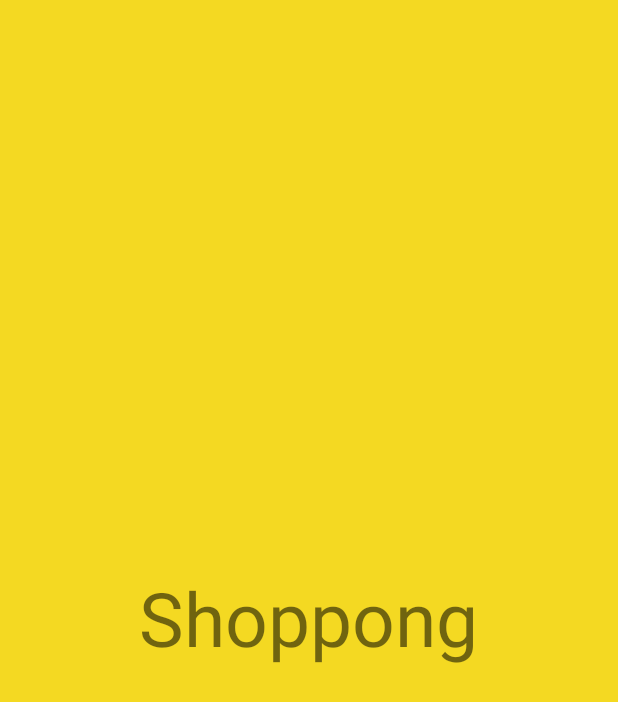
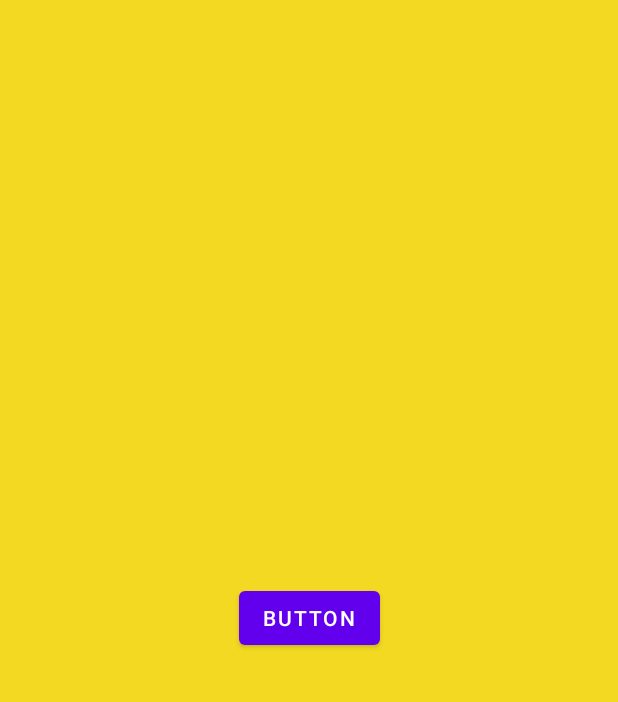
Before and after one commit to quangBoy2x/MyIherb, an Android app: the fragment TabShopping shown on its own in the app's theme, on a phone screen of 412 x 824 dp. Shown: the top 702 px of the screen. Run offline under Robolectric (Android 15) with nearby library versions, the phone set to English and light mode, and no system bars; network calls fail.

Commit message:
done Progress Shopping Cart core

```diff
--- a/app/src/main/java/com/example/project_thuc_tap/TabShopping.java
+++ b/app/src/main/java/com/example/project_thuc_tap/TabShopping.java
@@ -1,11 +1,15 @@
 package com.example.project_thuc_tap;
 
 import android.os.Bundle;
+import android.util.Log;
 import android.view.LayoutInflater;
 import android.view.View;
 import android.view.ViewGroup;
+import android.widget.Button;
+import android.widget.Toast;
 
 import androidx.fragment.app.Fragment;
+import androidx.fragment.app.FragmentActivity;
 
 /**
  * A simple {@link Fragment} subclass.
@@ -18,6 +22,7 @@ public class TabShopping extends Fragment {
     // the fragment initialization parameters, e.g. ARG_ITEM_NUMBER
     private static final String ARG_PARAM1 = "param1";
     private static final String ARG_PARAM2 = "param2";
+    Button btnTest;
 
     // TODO: Rename and change types of parameters
     private String mParam1;
@@ -52,12 +57,21 @@ public class TabShopping extends Fragment {
             mParam1 = getArguments().getString(ARG_PARAM1);
             mParam2 = getArguments().getString(ARG_PARAM2);
         }
+
+
     }
 
     @Override
     public View onCreateView(LayoutInflater inflater, ViewGroup container,
                              Bundle savedInstanceState) {
         // Inflate the layout for this fragment
-        return inflater.inflate(R.layout.fragment_tab_shopping, container, false);
+
+        View v = inflater.inflate(R.layout.fragment_tab_shopping, container, false);
+        btnTest = (Button) v.findViewById(R.id.btnTest);
+        btnTest.setOnClickListener(v1 -> {
+            Log.d("current", TabHome.carts.toString());
+        });
+
+        return v;
     }
 }
--- a/app/src/main/res/layout/fragment_tab_shopping.xml
+++ b/app/src/main/res/layout/fragment_tab_shopping.xml
@@ -1,5 +1,6 @@
 <?xml version="1.0" encoding="utf-8"?>
-<RelativeLayout xmlns:android="http://schemas.android.com/apk/res/android"
+<androidx.constraintlayout.widget.ConstraintLayout xmlns:android="http://schemas.android.com/apk/res/android"
+    xmlns:app="http://schemas.android.com/apk/res-auto"
     xmlns:tools="http://schemas.android.com/tools"
     android:layout_width="match_parent"
     android:layout_height="match_parent"
@@ -7,11 +8,14 @@
     tools:context=".TabHome">
 
     <!-- TODO: Update blank fragment layout -->
-    <TextView
+
+    <Button
+        android:id="@+id/btnTest"
         android:layout_width="wrap_content"
         android:layout_height="wrap_content"
-        android:layout_centerInParent="true"
-        android:text="Shoppong"
-        android:textSize="50dp" />
-
-</RelativeLayout>
+        android:text="Button"
+        app:layout_constraintBottom_toBottomOf="parent"
+        app:layout_constraintEnd_toEndOf="parent"
+        app:layout_constraintStart_toStartOf="parent"
+        app:layout_constraintTop_toTopOf="parent" />
+</androidx.constraintlayout.widget.ConstraintLayout>
```
Also changed, not shown: app/src/main/java/com/example/project_thuc_tap/activity/DetailProduct.java (+30 -26 lines), app/src/main/java/com/example/project_thuc_tap/model/Cart.java (+11 -0 lines).
